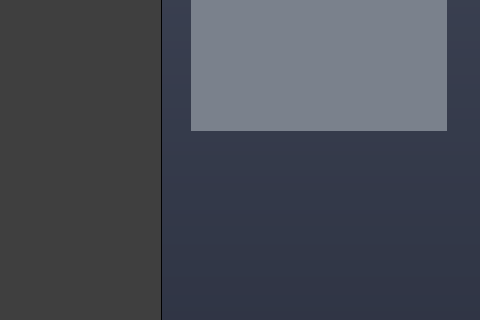
Qt form Client/DeisgnerWindow.ui (dicemaster5/comp260-server) before a commit; both pictures show x 419 to 899 and y 145 to 465 of the 899 by 810 pixel window.
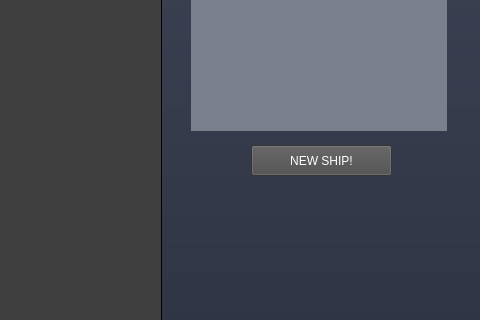
The same form after that commit.

Commit message: Can now generate a ship by pressing a button

What changed in the file:
```diff
--- a/Client/DeisgnerWindow.ui
+++ b/Client/DeisgnerWindow.ui
@@ -127,6 +127,24 @@
      <bool>false</bool>
     </property>
    </widget>
+   <widget class="QPushButton" name="RandoButton">
+    <property name="geometry">
+     <rect>
+      <x>670</x>
+      <y>290</y>
+      <width>141</width>
+      <height>31</height>
+     </rect>
+    </property>
+    <property name="styleSheet">
+     <string notr="true">background-color:rgb(75, 75, 75);
+color: white;
+font: 6pt &quot;8514oem&quot;;</string>
+    </property>
+    <property name="text">
+     <string>NEW SHIP!</string>
+    </property>
+   </widget>
   </widget>
  </widget>
  <resources/>
```
The commit also changes 2 other files.
